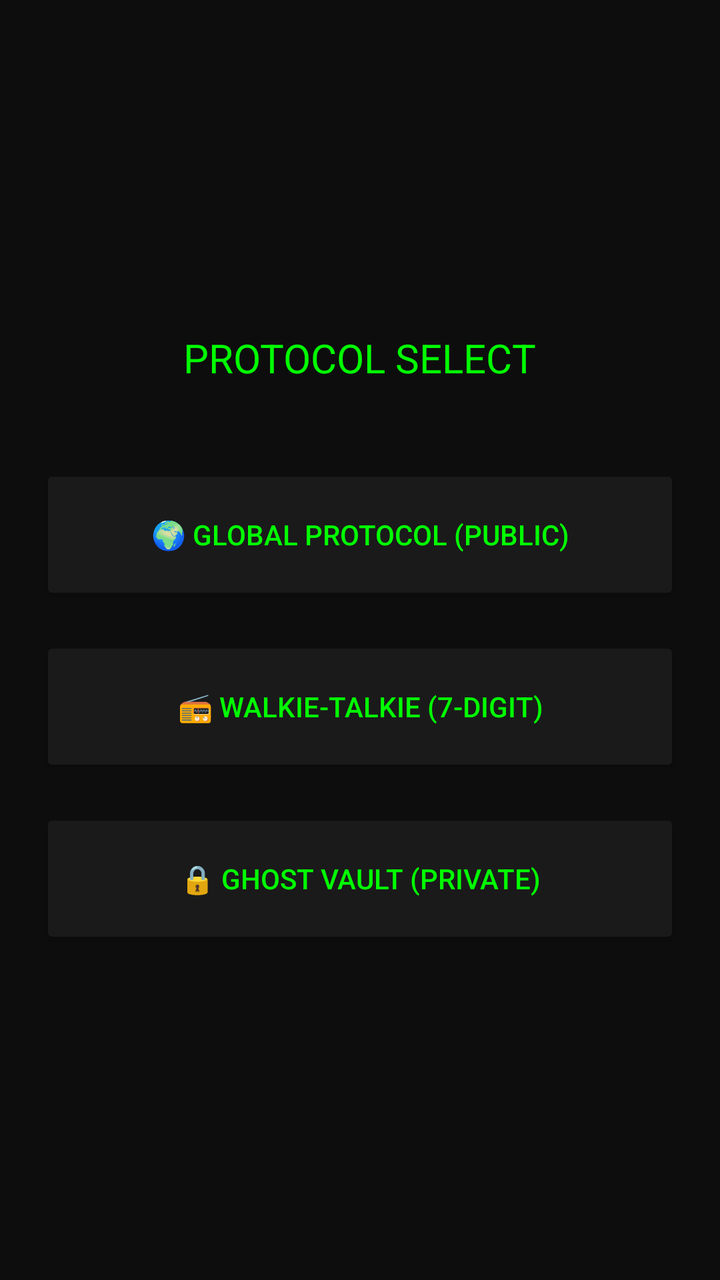
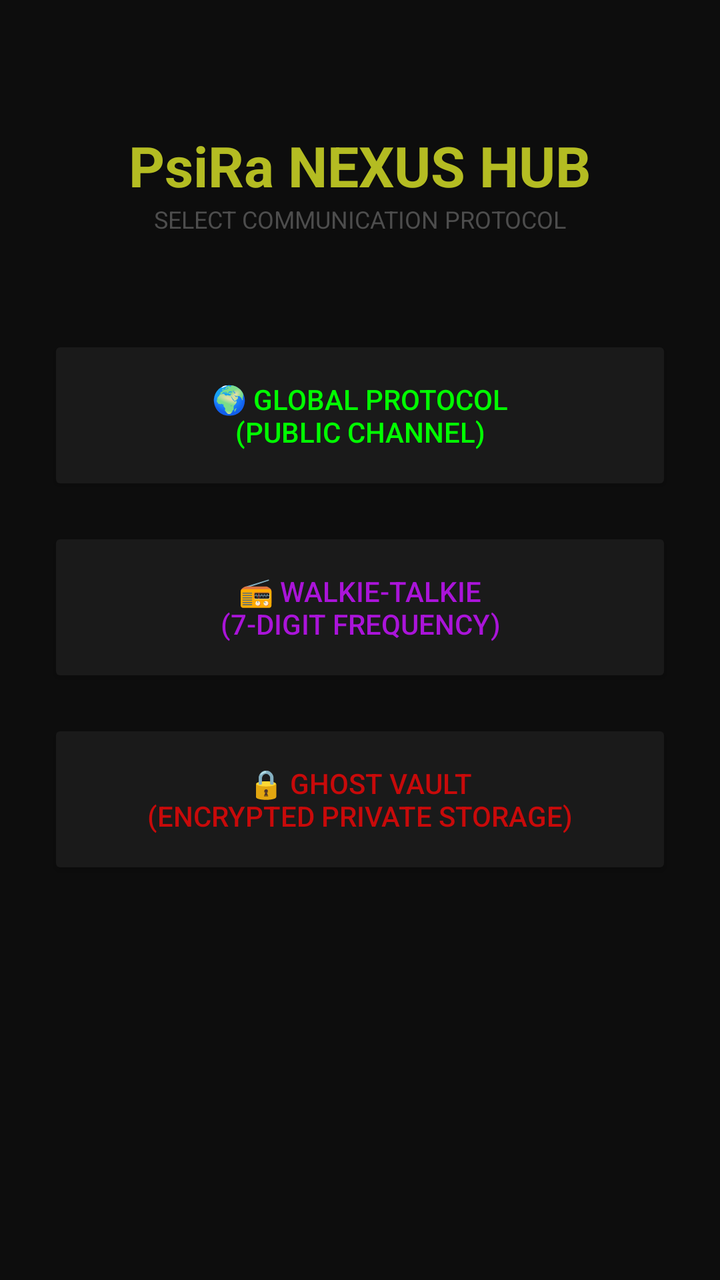

An Android layout rendered at two revisions. The XML below is the earlier revision; the diff shows what the commit changed to produce the second picture.
<!-- AndroidManifest.xml: application theme Theme.PsiRa -->
<!-- res/layout/activity_nexus_dashboard.xml -->
<?xml version="1.0" encoding="utf-8"?>
<LinearLayout xmlns:android="http://schemas.android.com/apk/res/android"
    android:layout_width="match_parent"
    android:layout_height="match_parent"
    android:orientation="vertical"
    android:background="#0D0D0D"
    android:gravity="center"
    android:padding="20dp">

    <TextView
        android:layout_width="wrap_content"
        android:layout_height="wrap_content"
        android:text="PROTOCOL SELECT"
        android:textColor="#00FF00"
        android:textSize="20sp"
        android:layout_marginBottom="40dp" />

    <Button
        android:id="@+id/btnGlobal"
        android:layout_width="match_parent"
        android:layout_height="70dp"
        android:text="🌍 GLOBAL PROTOCOL (Public)"
        android:backgroundTint="#1A1A1A"
        android:textColor="#00FF00"
        android:layout_marginBottom="16dp"/>

    <Button
        android:id="@+id/btnWalkie"
        android:layout_width="match_parent"
        android:layout_height="70dp"
        android:text="📻 WALKIE-TALKIE (7-Digit)"
        android:backgroundTint="#1A1A1A"
        android:textColor="#00FF00"
        android:layout_marginBottom="16dp"/>

    <Button
        android:id="@+id/btnPrivate"
        android:layout_width="match_parent"
        android:layout_height="70dp"
        android:text="🔒 GHOST VAULT (Private)"
        android:backgroundTint="#1A1A1A"
        android:textColor="#00FF00" />

</LinearLayout>
<!-- resources referenced by this layout -->
<resources>
  <style name="Theme.PsiRa" parent="Base.Theme.PsiRa" />
  <style name="Base.Theme.PsiRa" parent="Theme.Material3.DayNight.NoActionBar">
          
          
      </style>
</resources>

<!-- the commit's change to res/layout/activity_nexus_dashboard.xml (unified diff, before → after) -->
@@ -1,44 +1,63 @@
 <?xml version="1.0" encoding="utf-8"?>
-<LinearLayout xmlns:android="http://schemas.android.com/apk/res/android"
+<androidx.constraintlayout.widget.ConstraintLayout xmlns:android="http://schemas.android.com/apk/res/android"
+    xmlns:app="http://schemas.android.com/apk/res-auto"
     android:layout_width="match_parent"
     android:layout_height="match_parent"
-    android:orientation="vertical"
     android:background="#0D0D0D"
-    android:gravity="center"
-    android:padding="20dp">
+    android:padding="24dp">
 
     <TextView
+        android:id="@+id/nexusTitle"
         android:layout_width="wrap_content"
         android:layout_height="wrap_content"
-        android:text="PROTOCOL SELECT"
-        android:textColor="#00FF00"
-        android:textSize="20sp"
-        android:layout_marginBottom="40dp" />
+        android:text="PsiRa NEXUS HUB"
+        android:textColor="#B4BC22"
+        android:textSize="28sp"
+        android:textStyle="bold"
+        android:layout_marginTop="40dp"
+        app:layout_constraintTop_toTopOf="parent"
+        app:layout_constraintStart_toStartOf="parent"
+        app:layout_constraintEnd_toEndOf="parent" />
+
+    <TextView
+        android:id="@+id/nexusSubTitle"
+        android:layout_width="wrap_content"
+        android:layout_height="wrap_content"
+        android:text="SELECT COMMUNICATION PROTOCOL"
+        android:textColor="#4D4D4D"
+        android:textSize="12sp"
+        app:layout_constraintTop_toBottomOf="@id/nexusTitle"
+        app:layout_constraintStart_toStartOf="parent"
+        app:layout_constraintEnd_toEndOf="parent" />
 
     <Button
         android:id="@+id/btnGlobal"
         android:layout_width="match_parent"
-        android:layout_height="70dp"
-        android:text="🌍 GLOBAL PROTOCOL (Public)"
+        android:layout_height="80dp"
+        android:text="🌍 GLOBAL PROTOCOL\n(PUBLIC CHANNEL)"
         android:backgroundTint="#1A1A1A"
         android:textColor="#00FF00"
-        android:layout_marginBottom="16dp"/>
+        android:layout_marginTop="50dp"
+        app:layout_constraintTop_toBottomOf="@id/nexusSubTitle" />
 
     <Button
         android:id="@+id/btnWalkie"
         android:layout_width="match_parent"
-        android:layout_height="70dp"
-        android:text="📻 WALKIE-TALKIE (7-Digit)"
+        android:layout_height="80dp"
+        android:text="📻 WALKIE-TALKIE\n(7-DIGIT FREQUENCY)"
         android:backgroundTint="#1A1A1A"
-        android:textColor="#00FF00"
-        android:layout_marginBottom="16dp"/>
+        android:textColor="#AA14D9"
+        android:layout_marginTop="16dp"
+        app:layout_constraintTop_toBottomOf="@id/btnGlobal" />
 
     <Button
         android:id="@+id/btnPrivate"
         android:layout_width="match_parent"
-        android:layout_height="70dp"
-        android:text="🔒 GHOST VAULT (Private)"
+        android:layout_height="80dp"
+        android:text="🔒 GHOST VAULT\n(ENCRYPTED PRIVATE STORAGE)"
         android:backgroundTint="#1A1A1A"
-        android:textColor="#00FF00" />
+        android:textColor="#C80A0A"
+        android:layout_marginTop="16dp"
+        app:layout_constraintTop_toBottomOf="@id/btnWalkie" />
 
-</LinearLayout>
+</androidx.constraintlayout.widget.ConstraintLayout>
